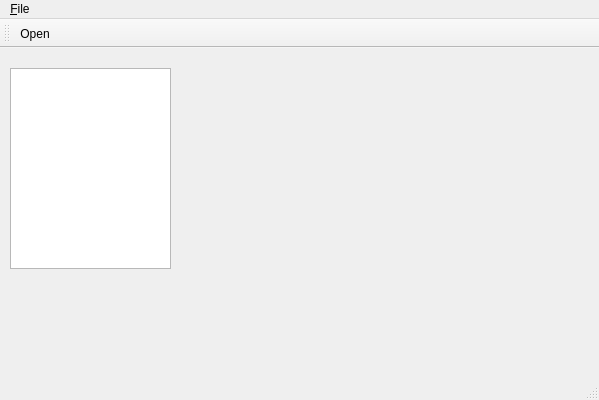
The window that cpp/pvtapp/pvtapp.ui (TWANG006/pvt-scheduler) describes before a commit, drawn with Qt 5.
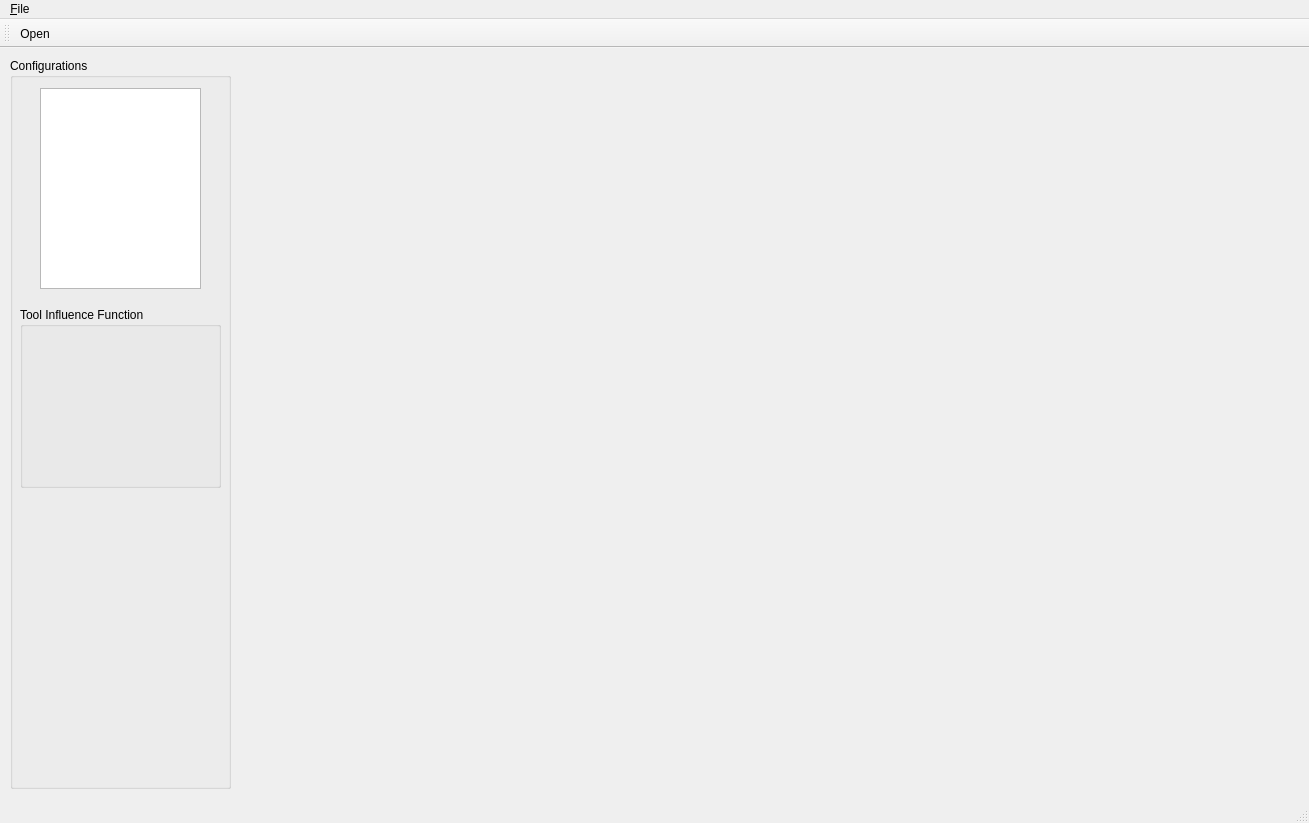
The same window after the commit. Icons and pictures are not drawn. Custom widgets are drawn as their Qt base class.

Diff of the .ui file:
```diff
--- a/cpp/pvtapp/pvtapp.ui
+++ b/cpp/pvtapp/pvtapp.ui
@@ -6,26 +6,62 @@
    <rect>
     <x>0</x>
     <y>0</y>
-    <width>599</width>
-    <height>400</height>
+    <width>1309</width>
+    <height>823</height>
    </rect>
   </property>
   <property name="windowTitle">
    <string>pvtapp</string>
   </property>
   <widget class="QWidget" name="centralWidget">
-   <widget class="QTreeWidget" name="h5_treeWidget">
+   <widget class="QGroupBox" name="config_groupBox">
     <property name="geometry">
      <rect>
       <x>10</x>
-      <y>20</y>
-      <width>161</width>
-      <height>201</height>
+      <y>10</y>
+      <width>221</width>
+      <height>731</height>
      </rect>
     </property>
-    <property name="columnCount">
-     <number>0</number>
+    <property name="title">
+     <string>Configurations</string>
     </property>
+    <widget class="QTreeWidget" name="h5_treeWidget">
+     <property name="geometry">
+      <rect>
+       <x>30</x>
+       <y>30</y>
+       <width>161</width>
+       <height>201</height>
+      </rect>
+     </property>
+     <property name="columnCount">
+      <number>0</number>
+     </property>
+    </widget>
+    <widget class="QGroupBox" name="tif_groupBox">
+     <property name="geometry">
+      <rect>
+       <x>10</x>
+       <y>249</y>
+       <width>201</width>
+       <height>181</height>
+      </rect>
+     </property>
+     <property name="title">
+      <string>Tool Influence Function</string>
+     </property>
+     <widget class="QCustomPlot" name="tif_plot" native="true">
+      <property name="geometry">
+       <rect>
+        <x>20</x>
+        <y>30</y>
+        <width>171</width>
+        <height>111</height>
+       </rect>
+      </property>
+     </widget>
+    </widget>
    </widget>
   </widget>
   <widget class="QMenuBar" name="menuBar">
@@ -33,7 +69,7 @@
     <rect>
      <x>0</x>
      <y>0</y>
-     <width>599</width>
+     <width>1309</width>
      <height>22</height>
     </rect>
    </property>
@@ -69,6 +105,14 @@
   </action>
  </widget>
  <layoutdefault spacing="6" margin="11"/>
+ <customwidgets>
+  <customwidget>
+   <class>QCustomPlot</class>
+   <extends>QWidget</extends>
+   <header>qcustomplot.h</header>
+   <container>1</container>
+  </customwidget>
+ </customwidgets>
  <resources>
   <include location="pvtapp.qrc"/>
  </resources>
```
